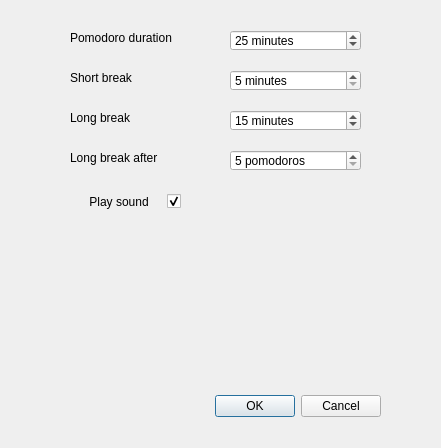
The window that src/gui/ui/settings.ui (ravenvz/SprintTimer) describes before a commit, drawn with Qt 5.
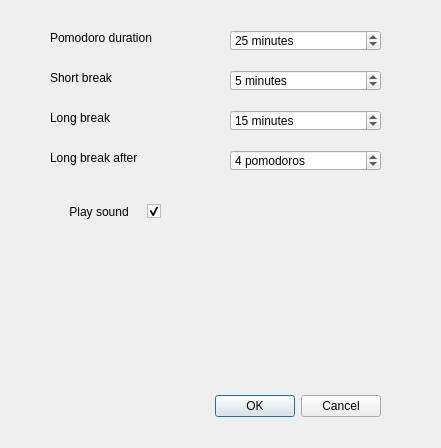
The same window after the commit. Icons and pictures are not drawn.

Commit message: Change Setting window from QWidget to QDialog

The edit to the form file:
```diff
--- a/src/gui/ui/settings.ui
+++ b/src/gui/ui/settings.ui
@@ -36,7 +36,7 @@
   <widget class="QLabel" name="label">
    <property name="geometry">
     <rect>
-     <x>70</x>
+     <x>50</x>
      <y>30</y>
      <width>131</width>
      <height>16</height>
@@ -51,7 +51,7 @@
     <rect>
      <x>230</x>
      <y>70</y>
-     <width>131</width>
+     <width>151</width>
      <height>21</height>
     </rect>
    </property>
@@ -68,18 +68,21 @@
     <string> minutes</string>
    </property>
    <property name="minimum">
-    <number>5</number>
+    <number>1</number>
    </property>
    <property name="maximum">
     <number>120</number>
    </property>
+   <property name="value">
+    <number>5</number>
+   </property>
   </widget>
   <widget class="QCheckBox" name="chBxPlaySound">
    <property name="geometry">
     <rect>
-     <x>50</x>
-     <y>190</y>
-     <width>131</width>
+     <x>40</x>
+     <y>200</y>
+     <width>121</width>
      <height>23</height>
     </rect>
    </property>
@@ -98,7 +101,7 @@
     <rect>
      <x>230</x>
      <y>30</y>
-     <width>131</width>
+     <width>151</width>
      <height>21</height>
     </rect>
    </property>
@@ -115,7 +118,7 @@
     <string> minutes</string>
    </property>
    <property name="minimum">
-    <number>5</number>
+    <number>1</number>
    </property>
    <property name="maximum">
     <number>120</number>
@@ -127,7 +130,7 @@
   <widget class="QLabel" name="label_4">
    <property name="geometry">
     <rect>
-     <x>70</x>
+     <x>50</x>
      <y>150</y>
      <width>131</width>
      <height>16</height>
@@ -142,7 +145,7 @@
     <rect>
      <x>230</x>
      <y>150</y>
-     <width>131</width>
+     <width>151</width>
      <height>21</height>
     </rect>
    </property>
@@ -159,18 +162,21 @@
     <string> pomodoros</string>
    </property>
    <property name="minimum">
-    <number>5</number>
+    <number>2</number>
    </property>
    <property name="maximum">
     <number>120</number>
    </property>
+   <property name="value">
+    <number>4</number>
+   </property>
   </widget>
   <widget class="QSpinBox" name="spBxLongDuration">
    <property name="geometry">
     <rect>
      <x>230</x>
      <y>110</y>
-     <width>131</width>
+     <width>151</width>
      <height>21</height>
     </rect>
    </property>
@@ -187,7 +193,7 @@
     <string> minutes</string>
    </property>
    <property name="minimum">
-    <number>5</number>
+    <number>1</number>
    </property>
    <property name="maximum">
     <number>120</number>
@@ -199,7 +205,7 @@
   <widget class="QLabel" name="label_2">
    <property name="geometry">
     <rect>
-     <x>70</x>
+     <x>50</x>
      <y>70</y>
      <width>131</width>
      <height>16</height>
@@ -212,7 +218,7 @@
   <widget class="QLabel" name="label_3">
    <property name="geometry">
     <rect>
-     <x>70</x>
+     <x>50</x>
      <y>110</y>
      <width>131</width>
      <height>16</height>
```
The commit also changes 6 other files.
